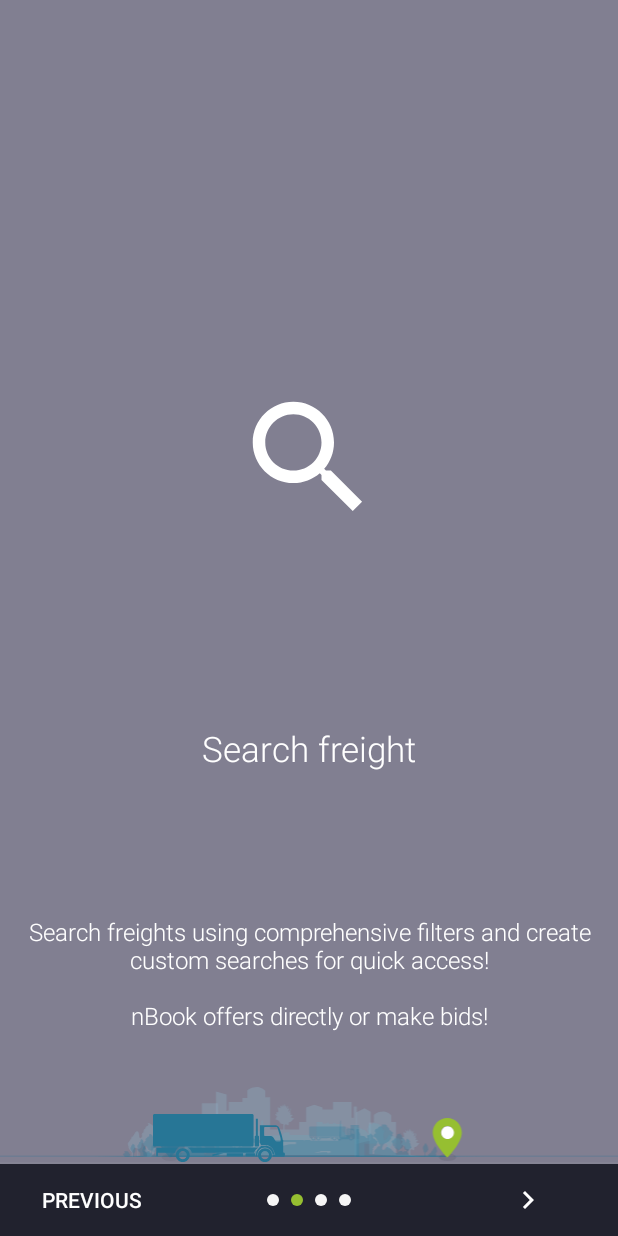
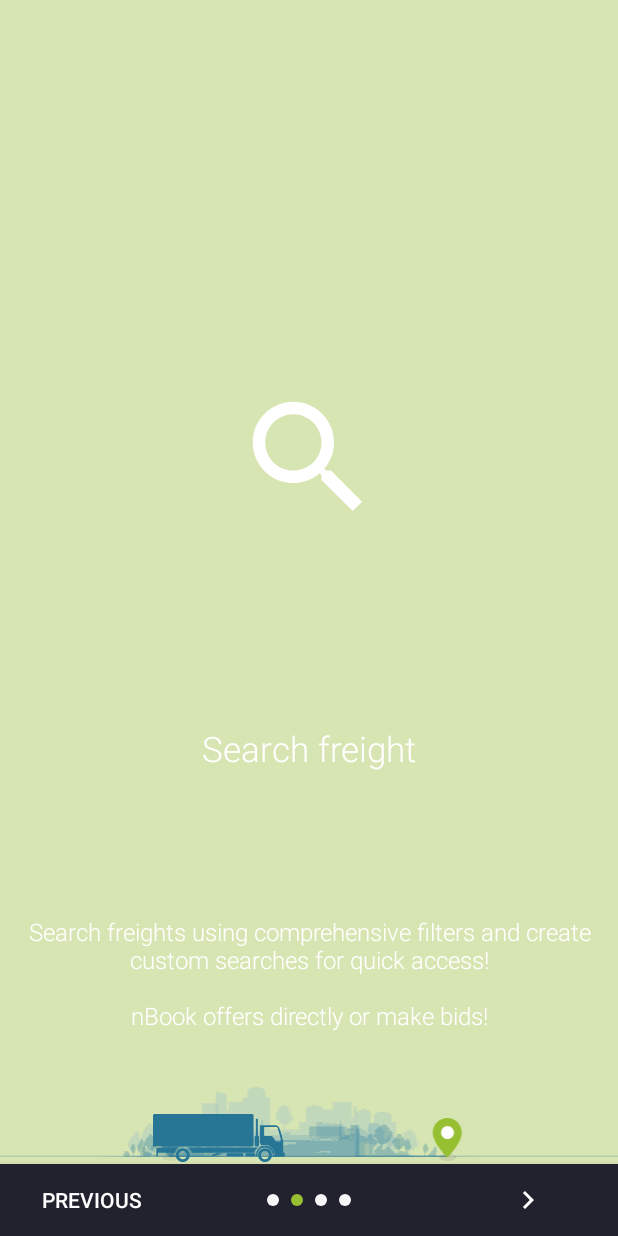
Before and after one commit to MarinaRomanova/onboarding, an Android app: the screen it shows after launch (OnBoardingActivity), after a tap on an icon or button, on a phone screen of 412 x 824 dp. Run offline under Robolectric (Android 15) with nearby library versions, the phone set to English and light mode, and no system bars.

```diff
--- /dev/null
+++ b/app/src/main/java/com/example/onboarding/onboarding/DepthPageTransformer.kt
@@ -0,0 +1,48 @@
+package com.example.onboarding.onboarding
+
+import android.view.View
+import androidx.viewpager2.widget.ViewPager2
+
+// source: https://developer.android.com/training/animation/screen-slide-2
+
+class DepthPageTransformer : ViewPager2.PageTransformer {
+    private val MIN_SCALE = 0.75f
+
+    override fun transformPage(page: View, position: Float) {
+        page.apply {
+            val pageWidth = width
+            when {
+                position < -1 -> {
+                    // This page is way off-screen to the left.
+                    alpha = 0f
+                }
+                position <= 0 -> {
+                    // Use the default slide transition when moving to the left page
+                    alpha = 1f
+                    translationX = 0f
+                    translationZ = 0f
+                    scaleX = 1f
+                    scaleY = 1f
+                }
+                position <= 1 -> {
+                    // Fade the page out.
+                    alpha = 1 - position
+
+                    // Counteract the default slide transition
+                    translationX = pageWidth * -position
+                    // Move it behind the left page
+                    translationZ = -1f
+
+                    // Scale the page down (between MIN_SCALE and 1)
+                    val scaleFactor = (MIN_SCALE + (1 - MIN_SCALE) * (1 - Math.abs(position)))
+                    scaleX = scaleFactor
+                    scaleY = scaleFactor
+                }
+                else -> {
+                    // This page is way off-screen to the right.
+                    alpha = 0f
+                }
+            }
+        }
+    }
+}
--- a/app/src/main/java/com/example/onboarding/onboarding/OnBoardingActivity.kt
+++ b/app/src/main/java/com/example/onboarding/onboarding/OnBoardingActivity.kt
@@ -16,7 +16,7 @@ import kotlinx.android.synthetic.main.layout_button_bottom_sheet.*
 
 class OnBoardingActivity : AppCompatActivity() {
     private val rgbEvaluator = ArgbEvaluator()
-    private val colors = arrayOf(R.color.blue_a30, R.color.mission_status_background_late, R.color.green_300_a50, R.color.blueGrey_300_a50)
+    private val colors = arrayOf(R.color.blue_a30, R.color.green_300_a50, R.color.blueGrey_300_a50, R.color.pink)
 
     private val viewModel: OnBoardingViewModel by viewModels { OnBoardingViewModelFactory() }
 
@@ -34,7 +34,11 @@ class OnBoardingActivity : AppCompatActivity() {
 
     private fun setupViews() {
         pager.adapter = OnBoardingViewPagerAdapter(this)
-        pager.registerOnPageChangeCallback(onPageChangeCallback)
+
+        pager.apply {
+            registerOnPageChangeCallback(onPageChangeCallback)
+            setPageTransformer(DepthPageTransformer())
+        }
 
         viewModel.currentIndex.observe(this, Observer {
             pager.setCurrentItem(it, true)
@@ -47,16 +51,6 @@ class OnBoardingActivity : AppCompatActivity() {
     }
 
     private var onPageChangeCallback = object : ViewPager2.OnPageChangeCallback() {
-        override fun onPageScrolled(
-            position: Int,
-            positionOffset: Float,
-            positionOffsetPixels: Int
-        ) {
-            val colorUpdate: Int = rgbEvaluator.evaluate(positionOffset, colors[position],
-                colors[ if (position == colors.size - 1) position else position + 1]) as Int
-            pager.setBackgroundColor(colorUpdate)
-        }
-
         override fun onPageSelected(position: Int) {
             super.onPageSelected(position)
             viewModel.slideToPage(position)
--- a/app/src/main/java/com/example/onboarding/onboarding/OnBoardingViewModel.kt
+++ b/app/src/main/java/com/example/onboarding/onboarding/OnBoardingViewModel.kt
@@ -23,7 +23,7 @@ class OnBoardingViewModel : ViewModel() {
         get() = _shouldSkip
 
     fun goToNextScreenOrFinish() {
-        if (_currentScreenIndex < screens.count()) {
+        if (_currentScreenIndex < screens.count() - 1) {
             _currentScreenIndex++
             _currentIndex.value = _currentScreenIndex
         }
--- a/app/src/main/res/values/colors.xml
+++ b/app/src/main/res/values/colors.xml
@@ -9,8 +9,8 @@
     <color name="indicator_selected">@color/accent</color>
     <color name="grey_100">#F6F6F6</color>
     <color name="blue_a30">#4D277696</color>
-    <color name="mission_status_background_late">#E49E95</color>
     <color name="green_300_a50">#88B9D476</color>
+    <color name="pink">#E49E95</color>
     <color name="blueGrey_300_a50">#88819BA8</color>
 
 </resources>
```
Also changed, not shown: 1 other file.
